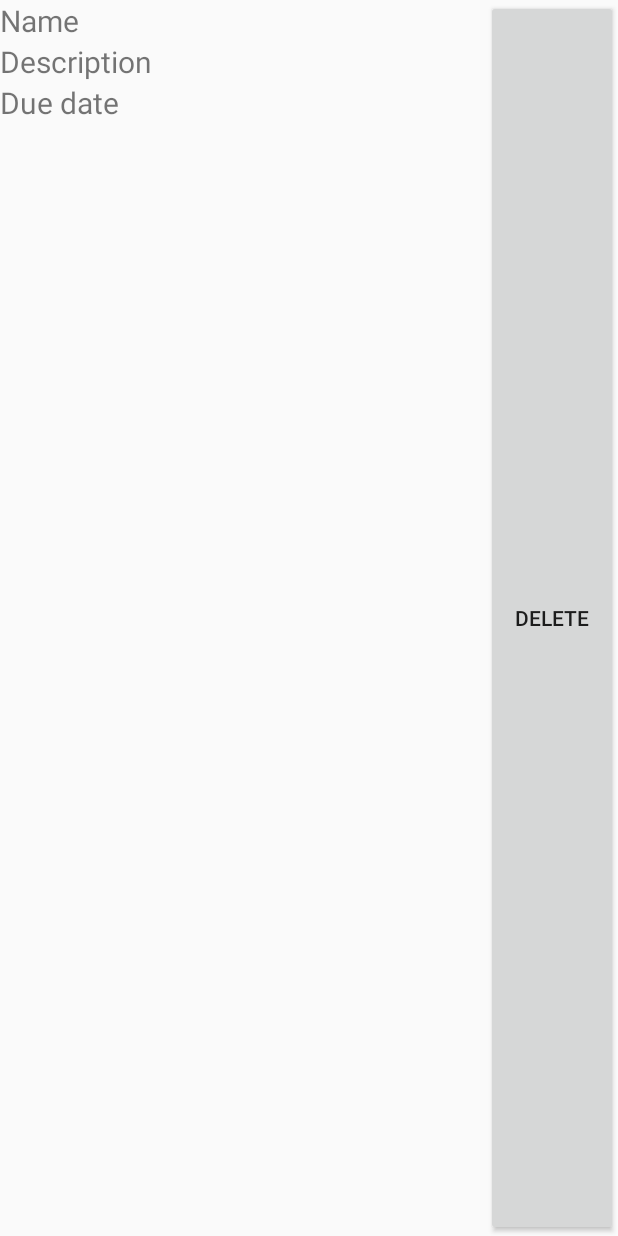
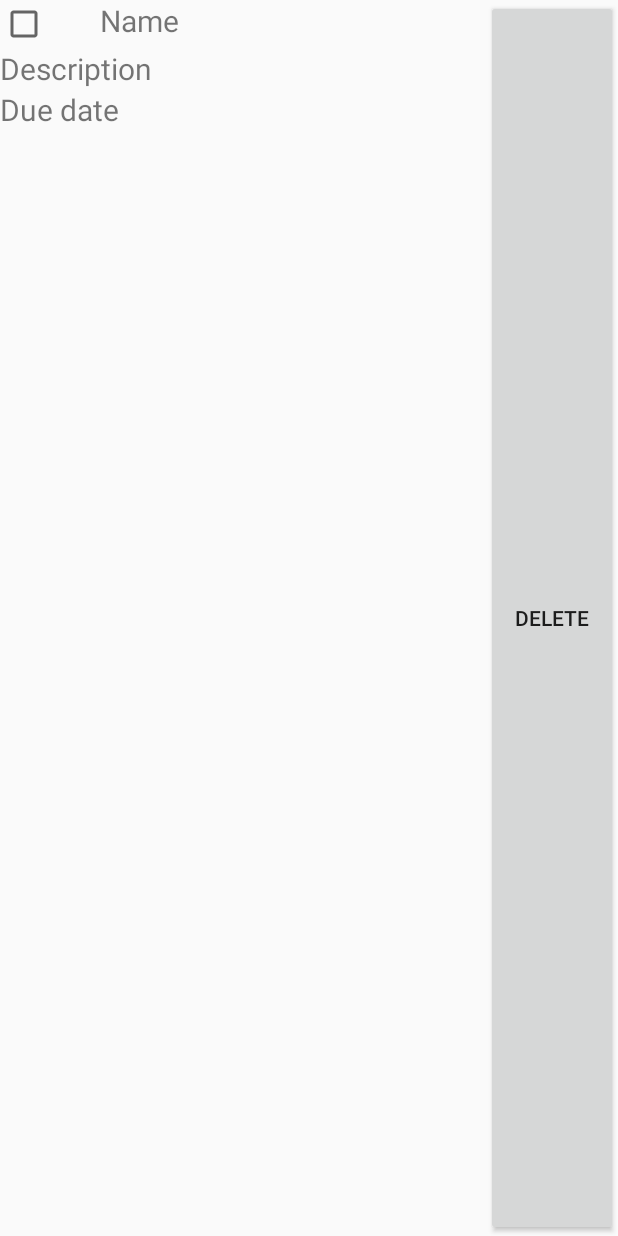
Before and after one commit to gmardon/Java_todolist_2017, an Android app: the layout task_list_entry.xml on its own in the app's theme, with its tools: preview values and no code run, on a phone screen of 412 x 824 dp. Run offline under Robolectric (Android 15) with nearby library versions, the phone set to English and light mode, and no system bars.

```diff
--- a/app/src/main/java/com/gmardon/todolist/TaskActivity.java
+++ b/app/src/main/java/com/gmardon/todolist/TaskActivity.java
@@ -4,6 +4,7 @@ import android.app.Activity;
 import android.os.Bundle;
 import android.support.v7.app.AppCompatActivity;
 import android.support.v7.widget.Toolbar;
+import android.util.Log;
 import android.view.View;
 import android.widget.Button;
 import android.widget.CheckBox;
@@ -39,6 +40,8 @@ public class TaskActivity extends AppCompatActivity {
             ((TextView) findViewById(R.id.task_name)).setText(this.task.getName());
             ((TextView) findViewById(R.id.task_description)).setText(this.task.getDescription());
             ((CheckBox) findViewById(R.id.task_is_done)).setChecked(this.task.isDone());
+            Log.println(Log.ERROR, "ON_RECEIVE_TASK_FOR_EDITION-IS-DONE?", String.valueOf(this.task.isDone()));
+
             //((TextView) findViewById(R.id.task_name)).setText(this.task.getName());
             this.mode = TaskModeEnum.Edit;
             this.pageTitle = "Edit task";
@@ -70,6 +73,8 @@ public class TaskActivity extends AppCompatActivity {
                 this.task.setName(String.valueOf(((TextView) parent.findViewById(R.id.task_name)).getText()));
                 this.task.setDescription(String.valueOf(((TextView) parent.findViewById(R.id.task_description)).getText()));
                 this.task.setDone(((CheckBox) parent.findViewById(R.id.task_is_done)).isChecked());
+
+                Log.println(Log.ERROR, "AFTER_EDIT-TASK-ACTION-IS-DONE?", String.valueOf(this.task.isDone()));
                 //this.task.setDone(String.valueOf(((TextView) parent.findViewById(R.id.task_id)).getText()));
                 database.updateTask(this.task);
                 setResult(Activity.RESULT_OK);
--- a/app/src/main/res/layout/activity_task.xml
+++ b/app/src/main/res/layout/activity_task.xml
@@ -36,8 +36,6 @@
         android:layout_width="match_parent"
         android:layout_height="wrap_content"
         android:layout_below="@+id/appBarLayout"
-        android:layout_gravity="left"
-        android:orientation="vertical"
         android:text="Done ?" />
 
     <EditText
@@ -45,10 +43,8 @@
         android:layout_width="match_parent"
         android:layout_height="wrap_content"
         android:layout_below="@+id/task_is_done"
-        android:layout_gravity="right"
         android:ems="10"
         android:hint="Task name"
-        android:orientation="vertical"
         android:text="" />
 
     <EditText
--- a/app/src/main/res/layout/task_list_entry.xml
+++ b/app/src/main/res/layout/task_list_entry.xml
@@ -1,47 +1,64 @@
 <?xml version="1.0" encoding="utf-8"?>
 <RelativeLayout xmlns:android="http://schemas.android.com/apk/res/android"
-    android:layout_width="match_parent" android:layout_height="match_parent" android:id="@+id/task_list_entry" android:onClick="editTask">
+    android:id="@+id/task_list_entry"
+    android:layout_width="match_parent"
+    android:layout_height="match_parent"
+    android:onClick="editTask">
+
     <TextView
         android:id="@+id/task_list_id"
         android:layout_width="0px"
         android:layout_height="0px"
         android:visibility="invisible" />
 
-    <TextView
-        android:id="@+id/task_list_title"
-        android:text="Name"
-        android:textSize="20sp"
-        android:layout_alignParentLeft="true"
-        android:layout_alignParentStart="true"
-        android:layout_width="wrap_content"
-        android:layout_height="wrap_content" />
+    <LinearLayout
+        android:id="@+id/task_list_name_layout"
+        android:layout_width="fill_parent"
+        android:layout_height="wrap_content"
+        android:orientation="horizontal">
+
+        <CheckBox
+            android:id="@+id/task_list_is_done"
+            android:layout_width="100px"
+            android:layout_height="wrap_content" />
+
+        <TextView
+            android:id="@+id/task_list_title"
+            android:layout_width="wrap_content"
+            android:layout_height="wrap_content"
+            android:layout_alignParentEnd="@id/task_list_is_done"
+            android:layout_alignParentLeft="true"
+            android:layout_alignParentStart="true"
+            android:text="Name"
+            android:textSize="20sp" />
+    </LinearLayout>
 
     <TextView
         android:id="@+id/task_list_description"
-        android:text="Description"
-        android:textSize="20sp"
+        android:layout_width="wrap_content"
+        android:layout_height="wrap_content"
         android:layout_alignParentLeft="true"
         android:layout_alignParentStart="true"
-        android:layout_below="@+id/task_list_title"
-        android:layout_width="wrap_content"
-        android:layout_height="wrap_content" />
+        android:layout_below="@+id/task_list_name_layout"
+        android:text="Description"
+        android:textSize="20sp" />
 
     <TextView
         android:id="@+id/task_list_due_date"
-        android:text="Due date"
-        android:textSize="20sp"
+        android:layout_width="wrap_content"
+        android:layout_height="wrap_content"
         android:layout_alignParentLeft="true"
         android:layout_alignParentStart="true"
         android:layout_below="@+id/task_list_description"
-        android:layout_width="wrap_content"
-        android:layout_height="wrap_content" />
+        android:text="Due date"
+        android:textSize="20sp" />
 
     <Button
         android:id="@+id/buttonDelete"
-        android:text="DELETE"
+        android:layout_width="wrap_content"
+        android:layout_height="match_parent"
         android:layout_alignParentEnd="true"
         android:layout_alignParentRight="true"
-        android:layout_width="wrap_content"
-        android:layout_height="match_parent"
-        android:onClick="deleteTask" />
+        android:onClick="deleteTask"
+        android:text="DELETE" />
 </RelativeLayout>
```
Also changed, not shown: app/src/main/java/com/gmardon/todolist/Database.java (+8 -2 lines), app/src/main/java/com/gmardon/todolist/TaskListActivity.java (+4 -5 lines), app/src/main/java/com/gmardon/todolist/TaskListAdapter.java (+12 -1 lines).
